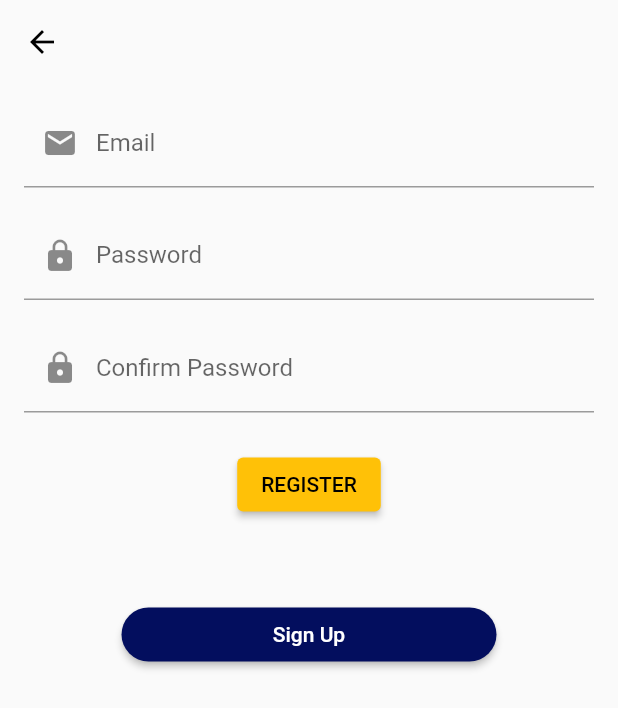
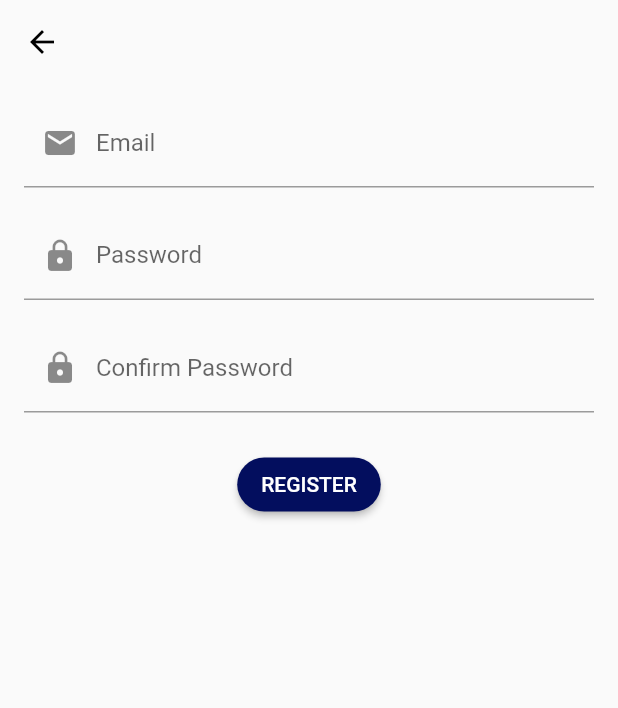
Before and after one commit to SNPlus/2-2022-ITDS283-Project, a Flutter app: the RegisterPage screen opened by its route, on a phone screen of 412 x 824 dp. Shown: the top 708 px of the screen. Run offline on Flutter 3.47's test engine with Material 2 defaults, Android fonts, the phone set to English and light mode, and no system bars; our stand-ins replace firebase_auth, firebase_core; accounts and stored records are empty.

Commit message:
submit final project

```diff
--- a/lib/page/register_info_page.dart
+++ b/lib/page/register_info_page.dart
@@ -21,6 +21,8 @@ class _RegisterPageState extends State<RegisterPage> {
     String password = _passwordController.text;
     String confirmPassword = _confirmPasswordController.text;
 
+
+
     if (email.isNotEmpty && password.isNotEmpty && confirmPassword.isNotEmpty) {
       if (password == confirmPassword) {
         try {
@@ -42,6 +44,13 @@ class _RegisterPageState extends State<RegisterPage> {
             _errorMessage = e.message!; // Update error message if any
           });
         }
+        Navigator.of(context).push(
+          MaterialPageRoute(
+              builder: (context) => ProfilePage(
+                    email: '',
+                    password: '',
+                  )),
+        );
       } else {
         // Show a Snackbar with error message
         ScaffoldMessenger.of(context).showSnackBar(
@@ -55,6 +64,8 @@ class _RegisterPageState extends State<RegisterPage> {
         _errorMessage = 'All fields are required';
       });
     }
+
+
   }
 
   @override
@@ -101,9 +112,17 @@ class _RegisterPageState extends State<RegisterPage> {
             ),
             SizedBox(height: 24),
             ElevatedButton(
+
               onPressed: _onRegisterButtonPressed,
-              child: Text('REGISTER'),
-            ),
+              child: Text(style: TextStyle(
+                      color: Color.fromARGB(255, 255, 255, 255)),'REGISTER'),
+            style: ElevatedButton.styleFrom(
+                        shape: RoundedRectangleBorder(
+                    borderRadius: BorderRadius.circular(30.0),
+                  ),
+                        primary:
+                            Color.fromARGB(255, 3, 14, 94), // Background color
+                      ),),
             SizedBox(height: 16),
             Text(
               _errorMessage,
@@ -115,27 +134,7 @@ class _RegisterPageState extends State<RegisterPage> {
                 padding: const EdgeInsets.only(
                   top: 20,
                 ),
-                child: ElevatedButton(
-                  onPressed: () {
-                    Navigator.of(context).push(
-                      MaterialPageRoute(
-                          builder: (context) => ProfilePage(
-                                email: '',
-                                password: '',
-                              )),
-                    );
-                  },
-                  child: Text(
-                      style:
-                          TextStyle(color: Color.fromARGB(255, 255, 255, 255)),
-                      'Sign Up'),
-                  style: ElevatedButton.styleFrom(
-                    shape: RoundedRectangleBorder(
-                      borderRadius: BorderRadius.circular(30.0),
-                    ),
-                    primary: Color.fromARGB(255, 3, 14, 94), // Background color
-                  ),
-                ),
+
               ),
             ),
           ],
```
Also changed, not shown: lib/page/login_page.dart (+12 -11 lines).
